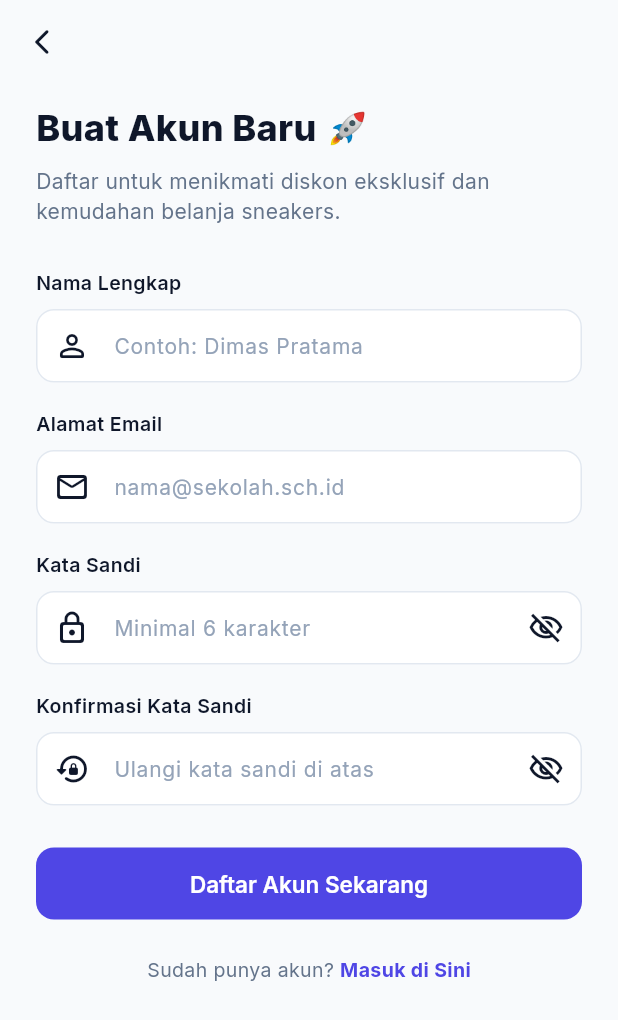
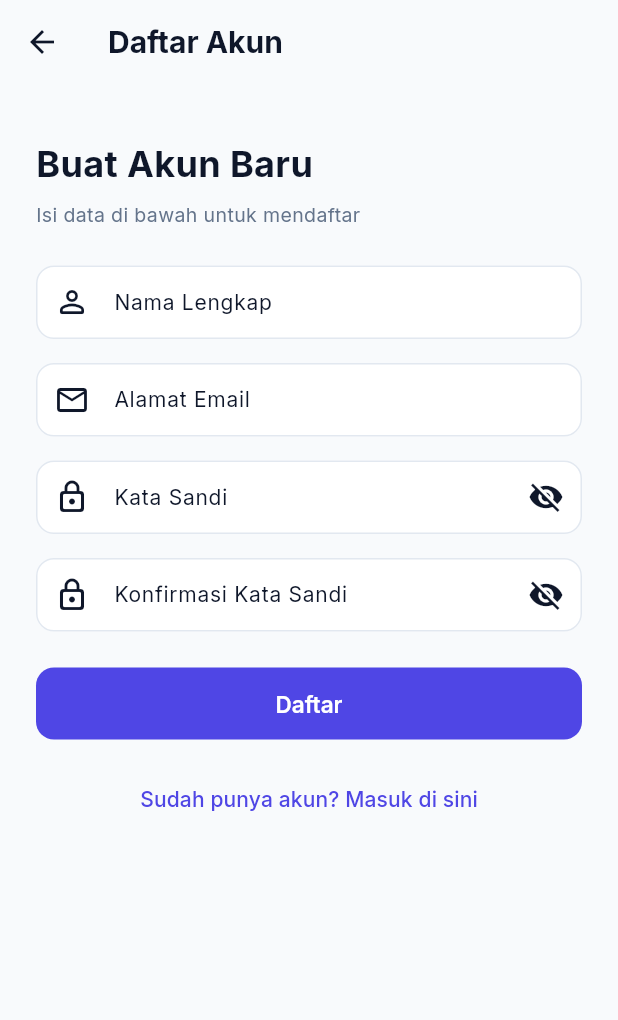
Before and after one commit to Pistachioo0/mirror-kickstore-fabian, a Flutter app: the RegisterView screen opened by its route, on a phone screen of 412 x 824 dp. Shown: the top 1020 px of the screen. Run offline on Flutter 3.47's test engine with Material 3 defaults, Android fonts, the phone set to English and light mode, and no system bars; our stand-ins replace get, google_fonts; network calls fail.

Commit message:
feat(sesi-04): implementasi form handling, validasi regex, dan modifikasi sandi angka

```diff
--- a/lib/app/modules/register/views/register_view.dart
+++ b/lib/app/modules/register/views/register_view.dart
@@ -1,6 +1,7 @@
 import 'package:flutter/material.dart';
 import 'package:get/get.dart';
 import 'package:e_commerce/app/core/theme/app_colors.dart';
+import 'package:e_commerce/app/routes/app_pages.dart';
 import '../controllers/register_controller.dart';
 
 class RegisterView extends GetView<RegisterController> {
@@ -9,181 +10,128 @@ class RegisterView extends GetView<RegisterController> {
   @override
   Widget build(BuildContext context) {
     final isDark = Theme.of(context).brightness == Brightness.dark;
-    final isPasswordHidden = true.obs;
-    final isConfirmPasswordHidden = true.obs;
 
     return Scaffold(
-      appBar: AppBar(
-        leading: IconButton(
-          icon: const Icon(Icons.arrow_back_ios_new_rounded, size: 20),
-          onPressed: () => Get.back(),
-        ),
-      ),
-      body: SafeArea(
-        child: SingleChildScrollView(
-          padding: const EdgeInsets.symmetric(horizontal: 24, vertical: 12),
+      appBar: AppBar(title: const Text('Daftar Akun')),
+      body: SingleChildScrollView(
+        padding: const EdgeInsets.all(24),
+        child: Form(
+          key: controller.formKey,
+          autovalidateMode: AutovalidateMode.onUserInteraction,
           child: Column(
-            crossAxisAlignment: CrossAxisAlignment.start,
+            crossAxisAlignment: CrossAxisAlignment.stretch,
             children: [
+              const SizedBox(height: 12),
               Text(
-                'Buat Akun Baru 🚀',
+                'Buat Akun Baru',
                 style: TextStyle(
                   fontSize: 24,
-                  fontWeight: FontWeight.w800,
-                  color: isDark ? AppColors.darkTextPrimary : AppColors.lightTextPrimary,
+                  fontWeight: FontWeight.bold,
+                  color: isDark
+                      ? AppColors.darkTextPrimary
+                      : AppColors.lightTextPrimary,
                 ),
               ),
               const SizedBox(height: 8),
               Text(
-                'Daftar untuk menikmati diskon eksklusif dan kemudahan belanja sneakers.',
+                'Isi data di bawah untuk mendaftar',
                 style: TextStyle(
-                  fontSize: 14,
-                  color: isDark ? AppColors.darkTextSecondary : AppColors.lightTextSecondary,
+                  fontSize: 13,
+                  color: isDark
+                      ? AppColors.darkTextSecondary
+                      : AppColors.lightTextSecondary,
                 ),
               ),
-              const SizedBox(height: 28),
+              const SizedBox(height: 24),
 
-              // Form Input Nama Lengkap
-              Text(
-                'Nama Lengkap',
-                style: TextStyle(
-                  fontSize: 13,
-                  fontWeight: FontWeight.w600,
-                  color: isDark ? AppColors.darkTextPrimary : AppColors.lightTextPrimary,
-                ),
-              ),
-              const SizedBox(height: 8),
-              const TextField(
-                decoration: InputDecoration(
-                  hintText: 'Contoh: Dimas Pratama',
+              // Nama
+              TextFormField(
+                controller: controller.nameController,
+                validator: controller.validateName,
+                decoration: const InputDecoration(
+                  labelText: 'Nama Lengkap',
                   prefixIcon: Icon(Icons.person_outline_rounded),
                 ),
               ),
-              const SizedBox(height: 18),
+              const SizedBox(height: 16),
 
-              // Form Input Email
-              Text(
-                'Alamat Email',
-                style: TextStyle(
-                  fontSize: 13,
-                  fontWeight: FontWeight.w600,
-                  color: isDark ? AppColors.darkTextPrimary : AppColors.lightTextPrimary,
+              // Email
+              TextFormField(
+                controller: controller.emailController,
+                validator: controller.validateEmail,
+                keyboardType: TextInputType.emailAddress,
+                decoration: const InputDecoration(
+                  labelText: 'Alamat Email',
+                  prefixIcon: Icon(Icons.email_outlined),
                 ),
               ),
-              const SizedBox(height: 8),
-              const TextField(
-                keyboardType: TextInputType.emailAddress,
-                decoration: InputDecoration(
-                  hintText: 'nama@sekolah.sch.id',
-                  prefixIcon: Icon(Icons.mail_outline_rounded),
-                ),
-              ),
-              const SizedBox(height: 18),
+              const SizedBox(height: 16),
 
-              // Form Input Password
-              Text(
-                'Kata Sandi',
-                style: TextStyle(
-                  fontSize: 13,
-                  fontWeight: FontWeight.w600,
-                  color: isDark ? AppColors.darkTextPrimary : AppColors.lightTextPrimary,
-                ),
-              ),
-              const SizedBox(height: 8),
-              Obx(
-                () => TextField(
-                  obscureText: isPasswordHidden.value,
-                  decoration: InputDecoration(
-                    hintText: 'Minimal 6 karakter',
-                    prefixIcon: const Icon(Icons.lock_outline_rounded),
-                    suffixIcon: IconButton(
-                      icon: Icon(
-                        isPasswordHidden.value
-                            ? Icons.visibility_off_outlined
-                            : Icons.visibility_outlined,
+              // Password
+              Obx(() => TextFormField(
+                    controller: controller.passwordController,
+                    validator: controller.validatePassword,
+                    obscureText: controller.isPasswordHidden.value,
+                    decoration: InputDecoration(
+                      labelText: 'Kata Sandi',
+                      prefixIcon: const Icon(Icons.lock_outline_rounded),
+                      suffixIcon: IconButton(
+                        icon: Icon(
+                          controller.isPasswordHidden.value
+                              ? Icons.visibility_off
+                              : Icons.visibility,
+                        ),
+                        onPressed: controller.togglePasswordVisibility,
                       ),
-                      onPressed: () => isPasswordHidden.toggle(),
                     ),
-                  ),
-                ),
-              ),
-              const SizedBox(height: 18),
+                  )),
+              const SizedBox(height: 16),
 
-              // Form Input Konfirmasi Password
-              Text(
-                'Konfirmasi Kata Sandi',
-                style: TextStyle(
-                  fontSize: 13,
-                  fontWeight: FontWeight.w600,
-                  color: isDark ? AppColors.darkTextPrimary : AppColors.lightTextPrimary,
-                ),
-              ),
-              const SizedBox(height: 8),
-              Obx(
-                () => TextField(
-                  obscureText: isConfirmPasswordHidden.value,
-                  decoration: InputDecoration(
-                    hintText: 'Ulangi kata sandi di atas',
-                    prefixIcon: const Icon(Icons.lock_reset_rounded),
-                    suffixIcon: IconButton(
-                      icon: Icon(
-                        isConfirmPasswordHidden.value
-                            ? Icons.visibility_off_outlined
-                            : Icons.visibility_outlined,
+              // Konfirmasi Password
+              Obx(() => TextFormField(
+                    controller: controller.confirmPasswordController,
+                    validator: controller.validateConfirmPassword,
+                    obscureText: controller.isConfirmHidden.value,
+                    decoration: InputDecoration(
+                      labelText: 'Konfirmasi Kata Sandi',
+                      prefixIcon: const Icon(Icons.lock_outline_rounded),
+                      suffixIcon: IconButton(
+                        icon: Icon(
+                          controller.isConfirmHidden.value
+                              ? Icons.visibility_off
+                              : Icons.visibility,
+                        ),
+                        onPressed: controller.toggleConfirmVisibility,
                       ),
-                      onPressed: () => isConfirmPasswordHidden.toggle(),
                     ),
-                  ),
-                ),
-              ),
-              const SizedBox(height: 28),
-
-              // Tombol Daftar Akun
-              ElevatedButton(
-                onPressed: () {
-                  Get.snackbar(
-                    'Pendaftaran Berhasil 🎉',
-                    'Akunmu berhasil didaftarkan. Silakan masuk menggunakan email dan password baru.',
-                    snackPosition: SnackPosition.BOTTOM,
-                    backgroundColor: AppColors.success,
-                    colorText: Colors.white,
-                    margin: const EdgeInsets.all(16),
-                    borderRadius: 12,
-                    duration: const Duration(seconds: 3),
-                  );
-                  Get.back();
-                },
-                child: const Text('Daftar Akun Sekarang'),
-              ),
+                  )),
               const SizedBox(height: 24),
 
-              // Link Kembali ke Login
-              Center(
-                child: Row(
-                  mainAxisAlignment: MainAxisAlignment.center,
-                  children: [
-                    Text(
-                      'Sudah punya akun? ',
-                      style: TextStyle(
-                        fontSize: 13,
-                        color: isDark ? AppColors.darkTextSecondary : AppColors.lightTextSecondary,
-                      ),
+              // Tombol Daftar
+              Obx(() => SizedBox(
+                    width: double.infinity,
+                    child: ElevatedButton(
+                      onPressed:
+                          controller.isLoading.value ? null : controller.register,
+                      child: controller.isLoading.value
+                          ? const SizedBox(
+                              height: 20,
+                              width: 20,
+                              child: CircularProgressIndicator(
+                                color: Colors.white,
+                                strokeWidth: 2,
+                              ),
+                            )
+                          : const Text('Daftar'),
                     ),
-                    InkWell(
-                      onTap: () => Get.back(),
-                      child: const Text(
-                        'Masuk di Sini',
-                        style: TextStyle(
-                          fontSize: 13,
-                          fontWeight: FontWeight.bold,
-                          color: AppColors.primary,
-                        ),
-                      ),
-                    ),
-                  ],
-                ),
+                  )),
+              const SizedBox(height: 16),
+
+              // Link ke Login
+              TextButton(
+                onPressed: () => Get.offNamed(Routes.LOGIN),
+                child: const Text('Sudah punya akun? Masuk di sini'),
               ),
-              const SizedBox(height: 20),
             ],
           ),
         ),
```
Also changed, not shown: lib/app/modules/login/controllers/login_controller.dart (+65 -8 lines), lib/app/modules/login/views/login_view.dart (+67 -150 lines), lib/app/modules/register/controllers/register_controller.dart (+98 -8 lines).
